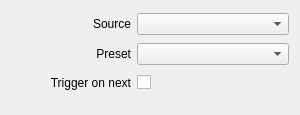
Above: src/Widgets/Inspector/TriCaster/InspectorPresetWidget.ui from CasparCG/client before the change. Below: the same form after it.
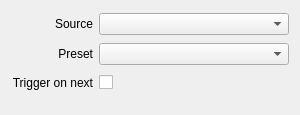
That is the form after the change.

Commit message: Remove minimumSize constraint from labels

The edit to the form file:
```diff
--- a/src/Widgets/Inspector/TriCaster/InspectorPresetWidget.ui
+++ b/src/Widgets/Inspector/TriCaster/InspectorPresetWidget.ui
@@ -32,12 +32,6 @@
    </item>
    <item row="0" column="0">
     <widget class="QLabel" name="labelSource">
-     <property name="minimumSize">
-      <size>
-       <width>120</width>
-       <height>0</height>
-      </size>
-     </property>
      <property name="text">
       <string>Source</string>
      </property>
@@ -48,12 +42,6 @@
    </item>
    <item row="2" column="0">
     <widget class="QLabel" name="labelTriggerOnNext">
-     <property name="minimumSize">
-      <size>
-       <width>120</width>
-       <height>0</height>
-      </size>
-     </property>
      <property name="text">
       <string>Trigger on next</string>
      </property>
@@ -91,12 +79,6 @@
    </item>
    <item row="1" column="0">
     <widget class="QLabel" name="labelPreset">
-     <property name="minimumSize">
-      <size>
-       <width>120</width>
-       <height>0</height>
-      </size>
-     </property>
      <property name="text">
       <string>Preset</string>
      </property>
```
The commit also changes 53 other files.
